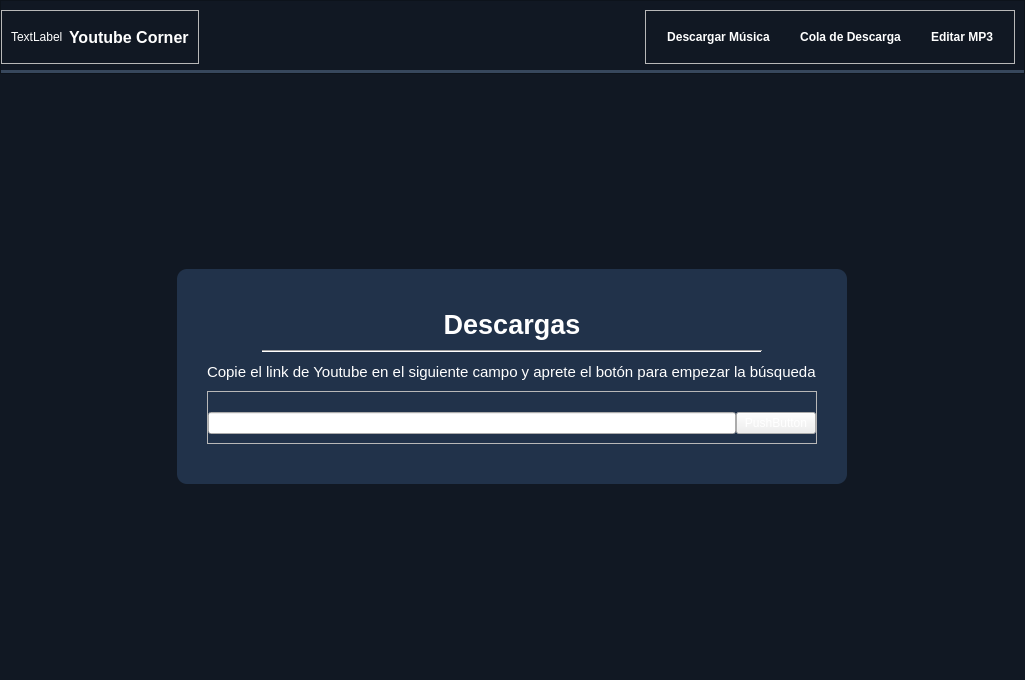
First picture: the form in InterfacesRaw/frontend.ui, repository Ventthos/Youtube-Corner, before the edit.
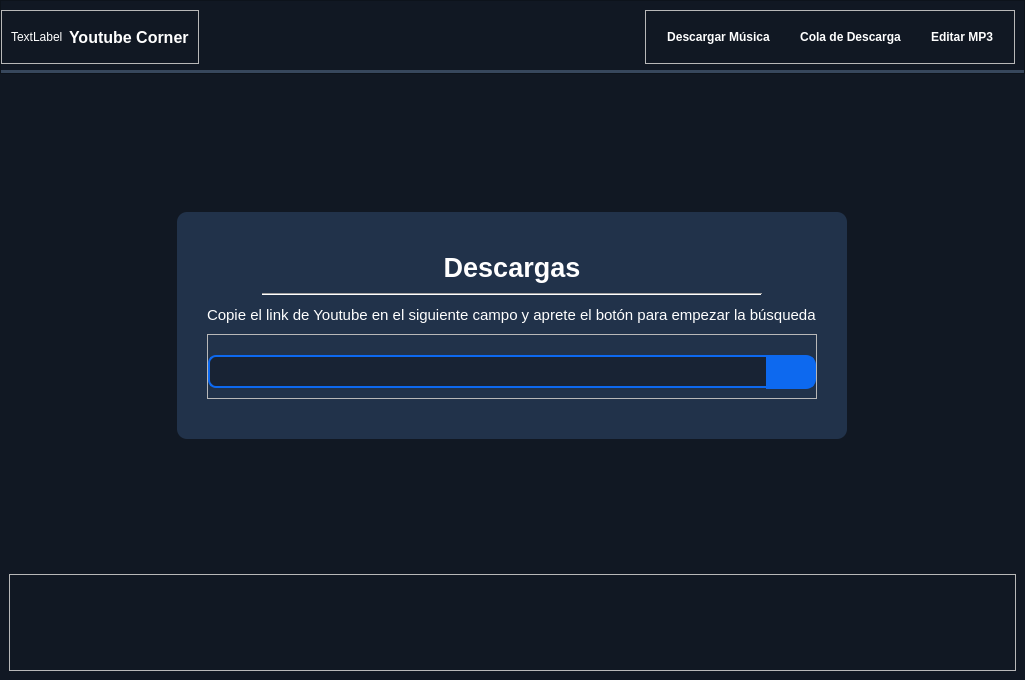
Second picture: the form after the edit. The open tabs and pages were chosen to show the change. Icons and pictures are not drawn.

Commit message: Starting the download of a file in UI

```diff
--- a/InterfacesRaw/frontend.ui
+++ b/InterfacesRaw/frontend.ui
@@ -177,7 +177,7 @@
 	text-align: left;
 }
 
-#buttonOpenDetails:hover, #detailsSongDownloadScrollContents QPushButton:hover{
+#buttonOpenDetails:hover, #detailsSongDownloadScrollContents QPushButton:hover,  #botonCancelDownload:hover, #botonAgregarCola:hover{
 	background-color: #37475c;
 }
 
@@ -194,7 +194,7 @@
 	border:none;
 }
 
-#detailsSongDownloadScrollContents QFrame QLineEdit{
+#detailsSongDownloadScrollContents QFrame QLineEdit, #lineEditEntradaLink{
 	background-color: #182334;
 	border: 2px solid #2b3e59;
 	color: white;
@@ -209,13 +209,17 @@
 	border-radius: 6px;
 }
 
-#botonDownloadSong{
+#botonDownloadSong, #pushButtonBuscarLink{
 	background-color: #0d69ef;
 	border:  none;
 	padding: 8px;
 	border-radius: 10px;
 }
 
+#botonDownloadSong:hover, #pushButtonBuscarLink:hover{
+	background-color:#0c5fd7;
+}
+
 #findSongContainer{
 	background-color: #21324a;
 	border-radius: 10px;
@@ -224,10 +228,25 @@
 
 #findSongContainer QLabel{
 	color: white;
+}
+
+#lineEditEntradaLink{
+	border: 2px solid #0d69f0 ;
+	 border-top-right-radius:0px;
+	border-bottom-right-radius:0px;
+	border-right: none;
+
+}
+
+#pushButtonBuscarLink{
+	border-top-left-radius:0px;
+	border-bottom-left-radius:0px;
+	border: 2px solid #0d69f0 ;
+	border-left: none;
 }</string>
       </property>
       <property name="currentIndex">
-       <number>1</number>
+       <number>0</number>
       </property>
       <widget class="QWidget" name="songDownloaderWidget">
        <layout class="QVBoxLayout" name="verticalLayout_2">
@@ -319,8 +338,8 @@
                    </property>
                    <property name="maximumSize">
                     <size>
-                     <width>400</width>
-                     <height>400</height>
+                     <width>80</width>
+                     <height>80</height>
                     </size>
                    </property>
                    <property name="text">
@@ -570,9 +589,18 @@
                  </property>
                  <item>
                   <widget class="QScrollArea" name="detailsSongDownloadScroll">
+                   <property name="sizePolicy">
+                    <sizepolicy hsizetype="Expanding" vsizetype="Expanding">
+                     <horstretch>0</horstretch>
+                     <verstretch>0</verstretch>
+                    </sizepolicy>
+                   </property>
                    <property name="frameShape">
                     <enum>QFrame::NoFrame</enum>
                    </property>
+                   <property name="sizeAdjustPolicy">
+                    <enum>QAbstractScrollArea::AdjustIgnored</enum>
+                   </property>
                    <property name="widgetResizable">
                     <bool>true</bool>
                    </property>
@@ -890,7 +918,7 @@
        </layout>
       </widget>
       <widget class="QWidget" name="findSongWidget">
-       <layout class="QVBoxLayout" name="verticalLayout_13">
+       <layout class="QVBoxLayout" name="verticalLayout_13" stretch="5,1">
         <item alignment="Qt::AlignHCenter|Qt::AlignVCenter">
          <widget class="QWidget" name="findSongContainer" native="true">
           <layout class="QVBoxLayout" name="verticalLayout_14">
@@ -963,7 +991,7 @@
             </widget>
            </item>
            <item>
-            <widget class="QFrame" name="frame">
+            <widget class="QFrame" name="frameEntradasLink">
              <property name="styleSheet">
               <string notr="true"/>
              </property>
@@ -987,12 +1015,34 @@
                <number>0</number>
               </property>
               <item>
-               <widget class="QLineEdit" name="lineEdit"/>
+               <widget class="QLineEdit" name="lineEditEntradaLink">
+                <property name="font">
+                 <font>
+                  <pointsize>12</pointsize>
+                 </font>
+                </property>
+               </widget>
               </item>
               <item>
-               <widget class="QPushButton" name="pushButton">
+               <widget class="QPushButton" name="pushButtonBuscarLink">
+                <property name="sizePolicy">
+                 <sizepolicy hsizetype="Minimum" vsizetype="Minimum">
+                  <horstretch>0</horstretch>
+                  <verstretch>0</verstretch>
+                 </sizepolicy>
+                </property>
                 <property name="text">
-                 <string>PushButton</string>
+                 <string/>
+                </property>
+                <property name="icon">
+                 <iconset>
+                  <normaloff>../img/lupa.png</normaloff>../img/lupa.png</iconset>
+                </property>
+                <property name="iconSize">
+                 <size>
+                  <width>13</width>
+                  <height>13</height>
+                 </size>
                 </property>
                </widget>
               </item>
@@ -1002,6 +1052,16 @@
           </layout>
          </widget>
         </item>
+        <item>
+         <widget class="QFrame" name="frame_2">
+          <property name="frameShape">
+           <enum>QFrame::StyledPanel</enum>
+          </property>
+          <property name="frameShadow">
+           <enum>QFrame::Raised</enum>
+          </property>
+         </widget>
+        </item>
        </layout>
       </widget>
      </widget>
```
The commit also changes 7 other files.
